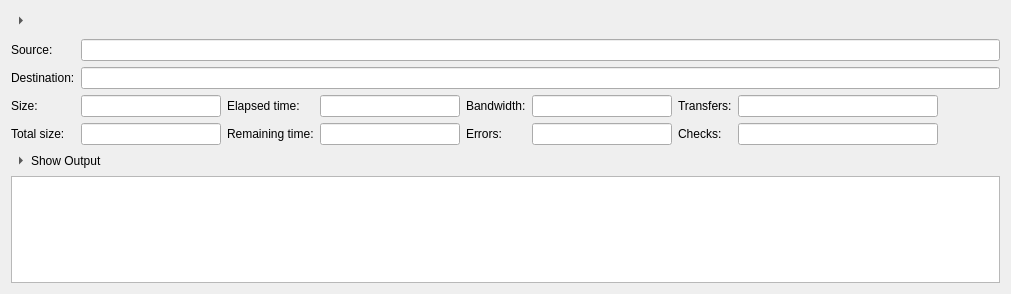
First picture: the form in src/job_widget.ui, repository holazt/RcloneBrowser, before the edit.
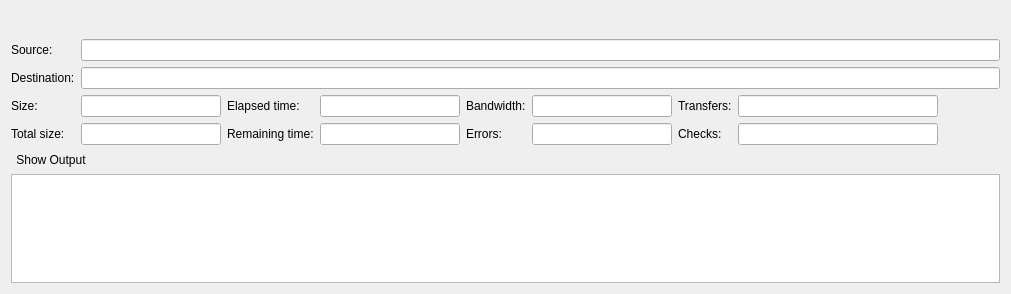
Second picture: the form after the edit.

Commit message: added custom job arrows

Diff of the .ui file:
```diff
--- a/src/job_widget.ui
+++ b/src/job_widget.ui
@@ -43,9 +43,6 @@
         <property name="toolButtonStyle">
          <enum>Qt::ToolButtonTextBesideIcon</enum>
         </property>
-        <property name="arrowType">
-         <enum>Qt::RightArrow</enum>
-        </property>
        </widget>
       </item>
       <item>
@@ -303,9 +300,6 @@
         <property name="toolButtonStyle">
          <enum>Qt::ToolButtonTextBesideIcon</enum>
         </property>
-        <property name="arrowType">
-         <enum>Qt::RightArrow</enum>
-        </property>
        </widget>
       </item>
       <item row="2" column="4">
```
The commit also changes 4 other files.
